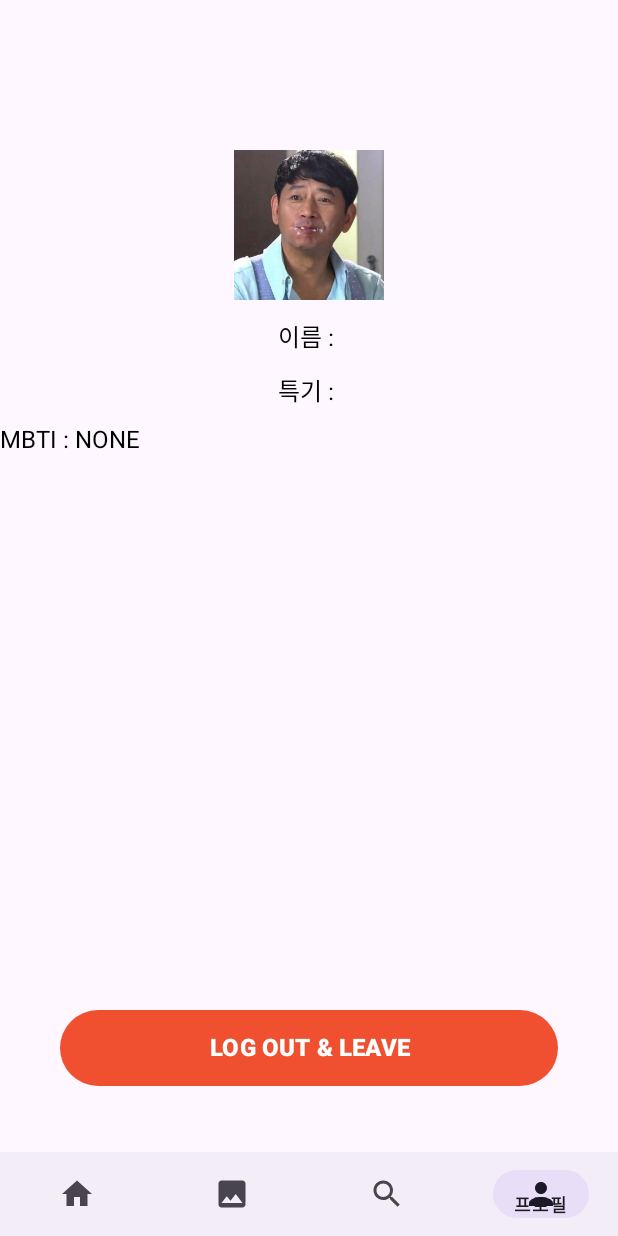
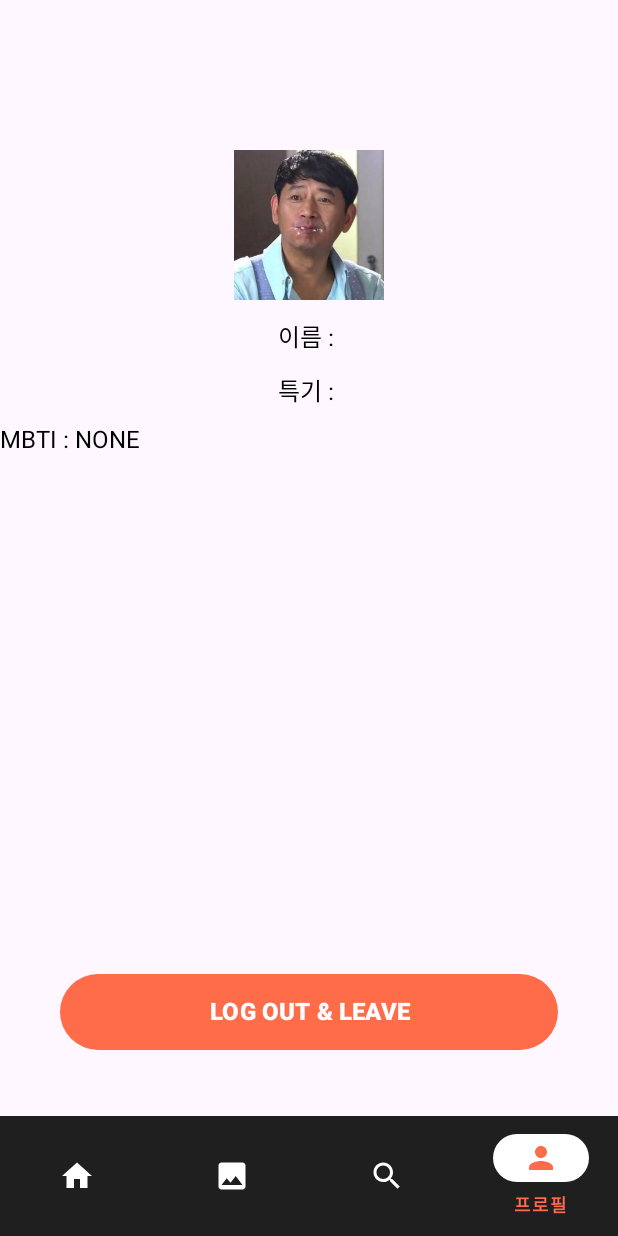
Before and after one commit to GO-SOPT-ANDROID/chaeyeon-jeon, an Android app: the MainActivity screen opened directly, with no data from a screen before it, item 4 of the bottom bar chosen, on a phone screen of 412 x 824 dp. Run offline under Robolectric (Android 15) with nearby library versions, the phone set to English and light mode, and no system bars; our stand-ins replace Dagger/Hilt's generated code, Timber, data binding; 1 statement that could not run was skipped.

Commit message:
[FIX/#6] bottom navigation view Material3 적용

```diff
--- a/app/build.gradle
+++ b/app/build.gradle
@@ -53,7 +53,6 @@ dependencies {
     implementation "androidx.lifecycle:lifecycle-runtime-ktx:$lifecycleVersion"
 
     // ktx
-    implementation "androidx.activity:activity-ktx:1.7.1"
     implementation "androidx.fragment:fragment-ktx:1.5.7"
 
     // recyclerview
@@ -65,11 +64,11 @@ dependencies {
 
     // network
     implementation "com.squareup.okhttp3:logging-interceptor:4.10.0"
-    implementation "com.google.code.gson:gson:2.9.1"
+    implementation "com.google.code.gson:gson:2.10.1"
     implementation "com.squareup.retrofit2:retrofit:2.9.0"
 
     // coil
-    implementation "io.coil-kt:coil:2.2.2"
+    implementation "io.coil-kt:coil:2.3.0"
 
     // serialization
     implementation "com.jakewharton.retrofit:retrofit2-kotlinx-serialization-converter:0.8.0"
@@ -81,7 +80,6 @@ dependencies {
     // shared preference
     implementation "androidx.security:security-crypto-ktx:1.1.0-alpha06"
 
-    implementation "androidx.core:core-ktx:1.10.0"
     implementation "androidx.appcompat:appcompat:1.6.1"
     implementation "com.google.android.material:material:1.8.0"
     implementation "androidx.constraintlayout:constraintlayout:2.1.4"
--- /dev/null
+++ b/app/src/main/res/drawable/sel_main_bot_nav_menu_color.xml
@@ -0,0 +1,5 @@
+<?xml version="1.0" encoding="utf-8"?>
+<selector xmlns:android="http://schemas.android.com/apk/res/android">
+    <item android:color="@color/white" android:state_selected="false" />
+    <item android:color="@color/coral_600" android:state_selected="true" />
+</selector>
--- a/app/src/main/res/layout/activity_main.xml
+++ b/app/src/main/res/layout/activity_main.xml
@@ -24,7 +24,11 @@
         <com.google.android.material.bottomnavigation.BottomNavigationView
             android:id="@+id/bnv_main"
             android:layout_width="0dp"
-            android:layout_height="56dp"
+            android:layout_height="wrap_content"
+            android:background="@color/gray_800"
+            app:itemActiveIndicatorStyle="@style/Widget.GoSopt.BottomNavigationView.ActiveIndicator"
+            app:itemIconTint="@drawable/sel_main_bot_nav_menu_color"
+            app:itemTextColor="@drawable/sel_main_bot_nav_menu_color"
             app:layout_constraintBottom_toBottomOf="parent"
             app:layout_constraintEnd_toEndOf="parent"
             app:layout_constraintStart_toStartOf="parent"
--- a/app/src/main/res/menu/menu_main.xml
+++ b/app/src/main/res/menu/menu_main.xml
@@ -2,18 +2,18 @@
 <menu xmlns:android="http://schemas.android.com/apk/res/android">
     <item
         android:id="@+id/menu_home"
-        android:title="@string/main_home"
-        android:icon="@drawable/ic_main_home" />
+        android:icon="@drawable/ic_main_home"
+        android:title="@string/main_home" />
     <item
         android:id="@+id/menu_gallery"
-        android:title="@string/main_gallery"
-        android:icon="@drawable/ic_main_gallery" />
+        android:icon="@drawable/ic_main_gallery"
+        android:title="@string/main_gallery" />
     <item
         android:id="@+id/menu_search"
-        android:title="@string/main_search"
-        android:icon="@drawable/ic_main_search" />
+        android:icon="@drawable/ic_main_search"
+        android:title="@string/main_search" />
     <item
         android:id="@+id/menu_profile"
-        android:title="@string/main_profile"
-        android:icon="@drawable/ic_main_profile" />
+        android:icon="@drawable/ic_main_profile"
+        android:title="@string/main_profile" />
 </menu>
--- /dev/null
+++ b/app/src/main/res/values/styles.xml
@@ -0,0 +1,6 @@
+<?xml version="1.0" encoding="utf-8"?>
+<resources>
+    <style name="Widget.GoSopt.BottomNavigationView.ActiveIndicator" parent="Widget.Material3.BottomNavigationView.ActiveIndicator">
+        <item name="android:color">@color/white</item>
+    </style>
+</resources>
--- a/app/src/main/res/values/themes.xml
+++ b/app/src/main/res/values/themes.xml
@@ -2,8 +2,8 @@
     <!-- Base application theme. -->
     <style name="Theme.GOSOPTAndroid" parent="Theme.Material3.Light.NoActionBar">
         <!-- Primary brand color. -->
-        <item name="colorPrimary">@color/coral_700</item>
-        <item name="colorPrimaryVariant">@color/coral_400</item>
+        <item name="colorPrimary">@color/coral_600</item>
+        <item name="colorPrimaryVariant">@color/gray_800</item>
         <item name="colorOnPrimary">@color/white</item>
         <!-- Secondary brand color. -->
         <item name="colorSecondary">@color/mint_400</item>
```
